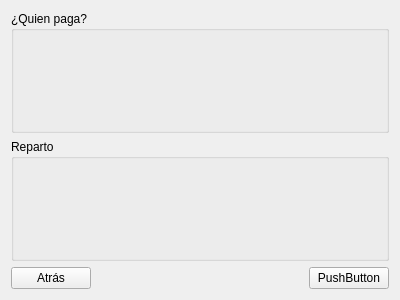
Before: the Qt Designer form payersselector.ui in RafaelGC/EasyReceipt, drawn with Qt 5.
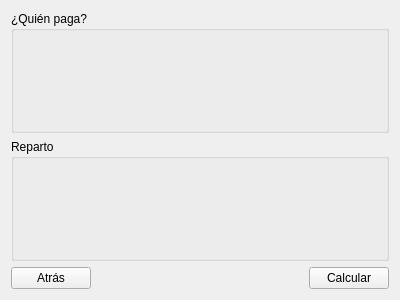
After: the same form once the commit is applied.

```diff
--- a/payersselector.ui
+++ b/payersselector.ui
@@ -17,7 +17,7 @@
    <item>
     <widget class="QGroupBox" name="payersGroupBox">
      <property name="title">
-      <string>¿Quien paga?</string>
+      <string>¿Quién paga?</string>
      </property>
     </widget>
    </item>
@@ -53,7 +53,7 @@
      <item>
       <widget class="QPushButton" name="pushButton_2">
        <property name="text">
-        <string>PushButton</string>
+        <string>Calcular</string>
        </property>
       </widget>
      </item>
```
Left out of the diff: 2 changed lines with no effect on the pictures.
